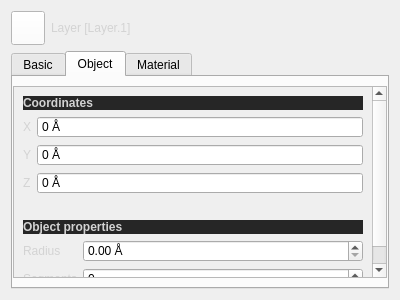
Michalaq/ChromosomeVisualizer, file QChromosome/layerattributes.ui: the form before one commit.
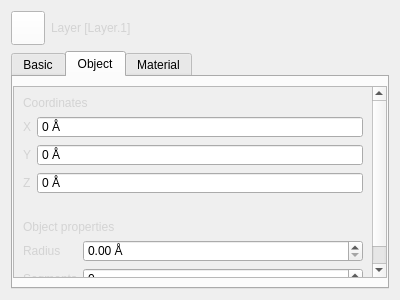
The form after the commit. The open tabs and pages were chosen to show the change. Icons and pictures are not drawn. Custom widgets are drawn as their Qt base class.

Commit message: unified label styles

The edit to the form file:
```diff
--- a/QChromosome/layerattributes.ui
+++ b/QChromosome/layerattributes.ui
@@ -229,7 +229,7 @@
           <property name="geometry">
            <rect>
             <x>0</x>
-            <y>-36</y>
+            <y>0</y>
             <width>362</width>
             <height>228</height>
            </rect>
@@ -237,11 +237,11 @@
           <layout class="QVBoxLayout" name="verticalLayout_2">
            <item>
             <widget class="QLabel" name="label_6">
-             <property name="styleSheet">
-              <string notr="true">background: #262626;</string>
-             </property>
              <property name="text">
-              <string>&lt;html&gt;&lt;head/&gt;&lt;body&gt;&lt;p&gt;&lt;span style=&quot; font-weight:600;&quot;&gt;Coordinates&lt;/span&gt;&lt;/p&gt;&lt;/body&gt;&lt;/html&gt;</string>
+              <string>Coordinates</string>
+             </property>
+             <property name="class" stdset="0">
+              <string>section</string>
              </property>
             </widget>
            </item>
@@ -342,11 +342,11 @@
            </item>
            <item>
             <widget class="QLabel" name="label_10">
-             <property name="styleSheet">
-              <string notr="true">background: #262626;</string>
-             </property>
              <property name="text">
-              <string>&lt;html&gt;&lt;head/&gt;&lt;body&gt;&lt;p&gt;&lt;span style=&quot; font-weight:600;&quot;&gt;Object properties&lt;/span&gt;&lt;/p&gt;&lt;/body&gt;&lt;/html&gt;</string>
+              <string>Object properties</string>
+             </property>
+             <property name="class" stdset="0">
+              <string>section</string>
              </property>
             </widget>
            </item>
```
Left out of the diff: 35 changed lines with no effect on the pictures. The commit also changes 5 other files.
